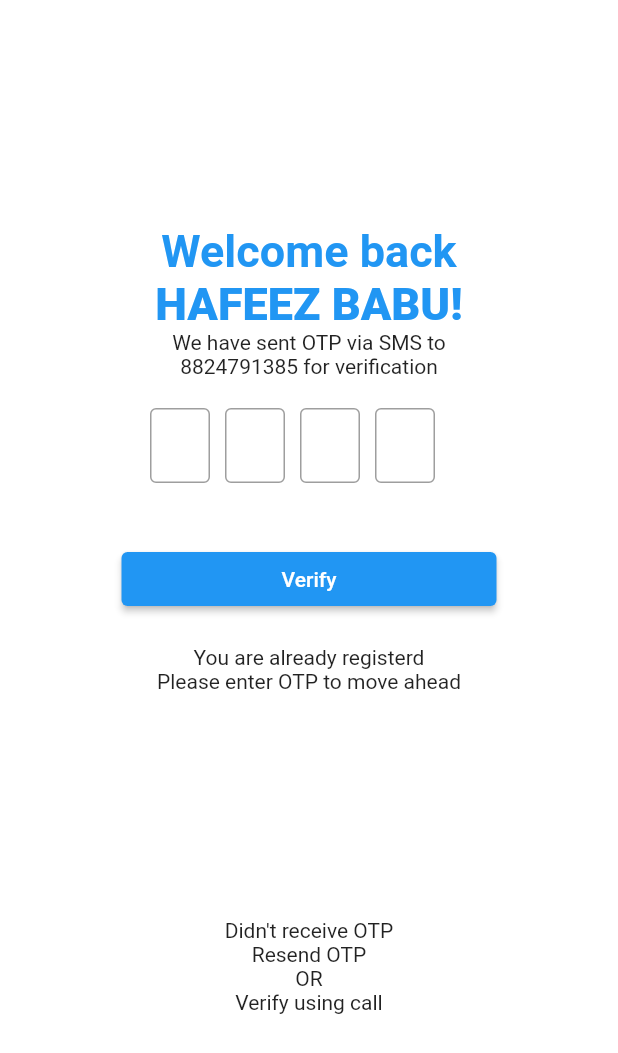
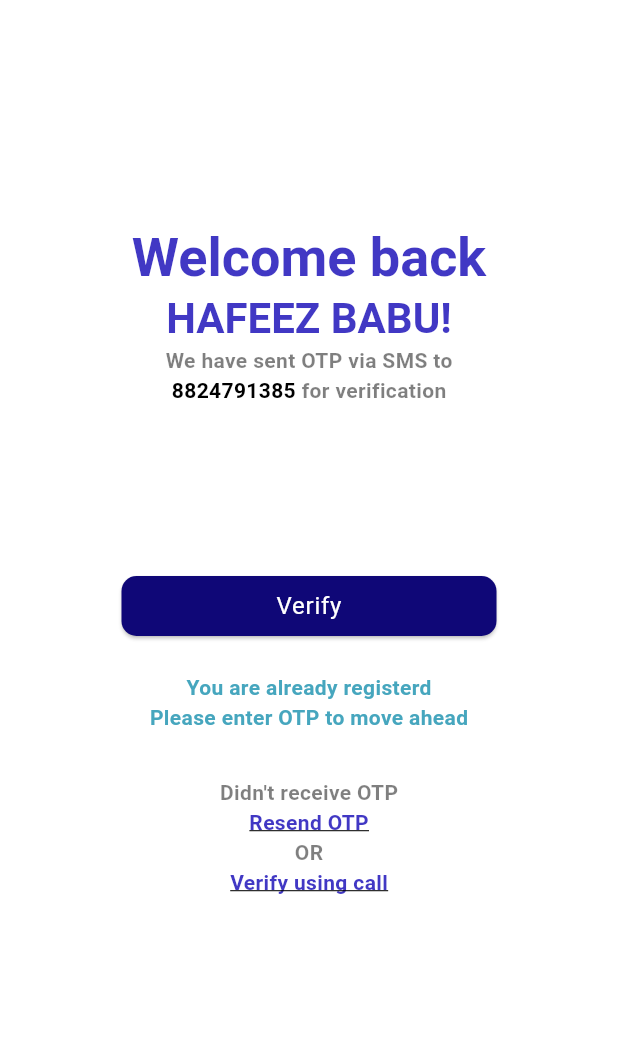
Before and after one commit to sarkarstanmoy/LabourBank, a Flutter app: the screen it shows after launch, after a tap on "Submit Phone Number", on a phone screen of 412 x 824 dp. Shown: the top 1053 px of the screen. Run offline on Flutter 3.47's test engine with Material 2 defaults, Android fonts, the phone set to English and light mode, and no system bars; our stand-ins replace google_fonts; generated files the repository leaves out were written again.

Commit message:
added theme

```diff
--- a/frontend/labour_bank/lib/src/app.dart
+++ b/frontend/labour_bank/lib/src/app.dart
@@ -4,6 +4,8 @@ import 'package:flutter_localizations/flutter_localizations.dart';
 import 'package:labour_bank/src/home_screen/home_screen_view.dart';
 import 'package:labour_bank/src/login/login_view.dart';
 import 'package:labour_bank/src/login/otp_view.dart';
+import 'package:labour_bank/src/theme/dark_theme.dart';
+import 'package:labour_bank/src/theme/light_theme.dart';
 
 import 'settings/settings_controller.dart';
 import 'settings/settings_view.dart';
@@ -57,8 +59,8 @@ class MyApp extends StatelessWidget {
           // Define a light and dark color theme. Then, read the user's
           // preferred ThemeMode (light, dark, or system default) from the
           // SettingsController to display the correct theme.
-          theme: ThemeData(primaryColor: Colors.purple.shade600),
-          darkTheme: ThemeData.dark(),
+          theme: customlighttheme(),
+          darkTheme: customdarktheme(),
 
           themeMode: settingsController.themeMode,
 
--- /dev/null
+++ b/frontend/labour_bank/lib/src/helpers/custom_dark_colors.dart
@@ -0,0 +1,11 @@
+import 'package:flutter/material.dart';
+
+class CustomDarkColors {
+  CustomDarkColors._();
+  static const Color backgroundColor = Color.fromRGBO(18, 18, 18, 0);
+  static Color primaryColor =
+      const Color.fromARGB(218, 234, 84, 85); //Colors.purple.shade300;
+  static Color secondaryColor = Colors.white;
+  static Color textColor1 = const Color.fromARGB(100, 224, 224, 224);
+  static Color textColor2 = const Color.fromARGB(255, 255, 255, 255);
+}
--- /dev/null
+++ b/frontend/labour_bank/lib/src/helpers/custom_light_colors.dart
@@ -0,0 +1,9 @@
+import 'package:flutter/material.dart';
+
+class CustomLightColors {
+  CustomLightColors._();
+  static const Color backgroundColor = Color.fromRGBO(18, 18, 18, 0);
+  static Color primaryColor = const Color.fromARGB(255, 15, 7, 119);
+  static Color primaryColorVariant = Colors.white;
+  static Color secondaryColor = const Color.fromARGB(255, 65, 56, 196);
+}
--- a/frontend/labour_bank/lib/src/login/login_view.dart
+++ b/frontend/labour_bank/lib/src/login/login_view.dart
@@ -15,15 +15,13 @@ class Login extends StatelessWidget {
         child: SingleChildScrollView(
           child: Column(children: [
             Image.asset('assets/images/logo.jpeg'),
-            const Align(
+            Align(
               alignment: AlignmentDirectional.centerStart,
               child: Padding(
-                padding: EdgeInsets.fromLTRB(60, 0, 0, 0),
+                padding: const EdgeInsets.fromLTRB(60, 0, 0, 0),
                 child: Text(
                   "Phone Number",
-                  style: TextStyle(
-                      color: Color.fromARGB(255, 65, 56, 196),
-                      fontWeight: FontWeight.bold),
+                  style: Theme.of(context).textTheme.bodyText2,
                 ),
               ),
             ),
@@ -41,30 +39,25 @@ class Login extends StatelessWidget {
                           OtpView.routeName,
                         )
                       },
-                  style: ElevatedButton.styleFrom(
-                    primary: const Color.fromARGB(255, 15, 7, 119),
-                  ),
-                  child: const Text(
+                  child: Text(
                     "Submit Phone Number",
-                    style: TextStyle(color: Colors.white),
+                    style: Theme.of(context).textTheme.bodyText1,
                   )),
             ),
-            const Align(
+            Align(
               alignment: AlignmentDirectional.center,
               child: Padding(
-                padding: EdgeInsets.fromLTRB(0, 60, 0, 0),
+                padding: const EdgeInsets.fromLTRB(0, 20, 0, 0),
                 child: Text(
                   "Have a referral code?",
-                  style: TextStyle(
-                      color: Color.fromARGB(255, 65, 56, 196),
-                      fontWeight: FontWeight.bold),
+                  style: Theme.of(context).textTheme.bodyText2,
                 ),
               ),
             ),
             const Align(
               alignment: AlignmentDirectional.center,
               child: Padding(
-                padding: EdgeInsets.fromLTRB(0, 30, 0, 0),
+                padding: EdgeInsets.fromLTRB(0, 20, 0, 0),
                 child: Text(
                   "Looking to hire staff? Click here",
                   style: TextStyle(
--- a/frontend/labour_bank/lib/src/login/otp_view.dart
+++ b/frontend/labour_bank/lib/src/login/otp_view.dart
@@ -9,26 +9,37 @@ class OtpView extends StatelessWidget {
     final mediaQuery = MediaQuery.of(context);
     return Scaffold(
         body: SafeArea(
-      child: Container(
+      child: SizedBox(
         width: mediaQuery.size.width,
         height: mediaQuery.size.height,
-        color: Colors.white,
         child: Padding(
           padding: const EdgeInsets.fromLTRB(0, 150, 0, 0),
           child: Column(
             children: [
-              const Text("Welcome back",
-                  style: TextStyle(
-                      color: Colors.blue,
-                      fontWeight: FontWeight.bold,
-                      fontSize: 30)),
+              Text("Welcome back",
+                  style: Theme.of(context).textTheme.headline3),
               Text("Hafeez Babu!".toUpperCase(),
-                  style: const TextStyle(
-                      color: Colors.blue,
-                      fontWeight: FontWeight.w900,
-                      fontSize: 30)),
-              const Text("We have sent OTP via SMS to"),
-              const Text("8824791385 for verification"),
+                  style: Theme.of(context).textTheme.headline4),
+              Text("We have sent OTP via SMS to",
+                  style: Theme.of(context)
+                      .textTheme
+                      .bodyMedium
+                      ?.copyWith(color: Colors.black.withOpacity(0.5))),
+              RichText(
+                  text: TextSpan(
+                      text: "8824791385 ",
+                      style: Theme.of(context)
+                          .textTheme
+                          .bodyMedium
+                          ?.copyWith(color: Colors.black),
+                      children: [
+                    TextSpan(
+                        text: "for verification",
+                        style: Theme.of(context)
+                            .textTheme
+                            .bodyMedium
+                            ?.copyWith(color: Colors.black.withOpacity(0.5)))
+                  ])),
               Row(
                 crossAxisAlignment: CrossAxisAlignment.center,
                 children: const [
@@ -97,20 +108,44 @@ class OtpView extends StatelessWidget {
                               HomeScreenView.routeName,
                             )
                           },
-                      child: const Text(
+                      child: Text(
                         "Verify",
-                        style: TextStyle(color: Colors.white),
+                        style: Theme.of(context).textTheme.bodyText1,
                       )),
                 ),
               ),
-              const Text("You are already registerd"),
-              const Text("Please enter OTP to move ahead"),
-              const Padding(
-                  padding: EdgeInsets.fromLTRB(0, 150, 0, 0),
-                  child: Text("Didn't receive OTP")),
-              const Text("Resend OTP"),
-              const Text("OR"),
-              const Text("Verify using call"),
+              const Text(
+                "You are already registerd",
+                style: TextStyle(
+                    color: Color.fromARGB(255, 70, 166, 190),
+                    fontWeight: FontWeight.bold),
+              ),
+              const Text(
+                "Please enter OTP to move ahead",
+                style: TextStyle(
+                    color: Color.fromARGB(255, 70, 166, 190),
+                    fontWeight: FontWeight.bold),
+              ),
+              Padding(
+                  padding: const EdgeInsets.fromLTRB(0, 30, 0, 0),
+                  child: Text("Didn't receive OTP",
+                      style: Theme.of(context)
+                          .textTheme
+                          .bodyMedium
+                          ?.copyWith(color: Colors.black.withOpacity(0.5)))),
+              const Text(
+                "Resend OTP",
+                style: TextStyle(decoration: TextDecoration.underline),
+              ),
+              Text("OR",
+                  style: Theme.of(context)
+                      .textTheme
+                      .bodyMedium
+                      ?.copyWith(color: Colors.black.withOpacity(0.5))),
+              const Text(
+                "Verify using call",
+                style: TextStyle(decoration: TextDecoration.underline),
+              ),
             ],
           ),
         ),
--- /dev/null
+++ b/frontend/labour_bank/lib/src/theme/dark_theme.dart
@@ -0,0 +1,43 @@
+import 'package:flutter/material.dart';
+import 'package:google_fonts/google_fonts.dart';
+
+import '../helpers/custom_dark_colors.dart';
+
+ThemeData customdarktheme() {
+  return ThemeData.dark().copyWith(
+      hintColor: const Color.fromARGB(100, 224, 224, 224),
+      useMaterial3: true,
+      iconTheme: IconThemeData(color: CustomDarkColors.secondaryColor),
+      cardTheme: CardTheme(color: CustomDarkColors.secondaryColor),
+      primaryColor: CustomDarkColors.primaryColor,
+      backgroundColor: const Color.fromARGB(100, 224, 224, 224),
+      dividerTheme: DividerThemeData(
+          color: CustomDarkColors.secondaryColor, thickness: 1, space: 30),
+      elevatedButtonTheme: ElevatedButtonThemeData(
+          style: ElevatedButton.styleFrom(
+              primary: CustomDarkColors.primaryColor,
+              onPrimary: CustomDarkColors.secondaryColor,
+              shape: RoundedRectangleBorder(
+                  borderRadius: BorderRadius.circular(10)),
+              textStyle:
+                  const TextStyle(fontSize: 18, fontWeight: FontWeight.bold))),
+      // appBarTheme: AppBarTheme(backgroundColor: CustomDarkColors.primaryColor),
+      textTheme: GoogleFonts.robotoTextTheme().copyWith(
+        headline4: TextStyle(color: CustomDarkColors.secondaryColor),
+        headline5: TextStyle(color: CustomDarkColors.primaryColor),
+        headline6: const TextStyle(fontWeight: FontWeight.bold),
+        subtitle1: TextStyle(
+            color: CustomDarkColors.primaryColor, fontWeight: FontWeight.bold),
+        subtitle2: TextStyle(color: CustomDarkColors.secondaryColor),
+        bodyText2: TextStyle(color: CustomDarkColors.textColor2),
+        bodyText1: TextStyle(color: CustomDarkColors.textColor1),
+        caption: TextStyle(
+            foreground: Paint()..color = CustomDarkColors.secondaryColor),
+      ),
+      floatingActionButtonTheme: FloatingActionButtonThemeData(
+          elevation: 1,
+          foregroundColor: CustomDarkColors.secondaryColor,
+          backgroundColor: CustomDarkColors.primaryColor),
+      colorScheme:
+          ColorScheme.fromSwatch().copyWith(secondary: Colors.deepOrange));
+}
--- /dev/null
+++ b/frontend/labour_bank/lib/src/theme/light_theme.dart
@@ -0,0 +1,65 @@
+import 'package:flutter/material.dart';
+import 'package:google_fonts/google_fonts.dart';
+
+import '../helpers/custom_light_colors.dart';
+
+ThemeData customlighttheme() {
+  return ThemeData(
+      useMaterial3: true,
+      fontFamily: "Roboto",
+      primaryColor: CustomLightColors.primaryColor,
+      scaffoldBackgroundColor: Colors.white,
+      buttonTheme: ButtonThemeData(buttonColor: CustomLightColors.primaryColor),
+      backgroundColor: CustomLightColors.secondaryColor,
+      iconTheme: IconThemeData(color: CustomLightColors.secondaryColor),
+      cardTheme: CardTheme(color: CustomLightColors.secondaryColor),
+      dividerTheme: DividerThemeData(
+          color: CustomLightColors.secondaryColor, thickness: 1, space: 30),
+      elevatedButtonTheme: ElevatedButtonThemeData(
+          style: ElevatedButton.styleFrom(
+              backgroundColor: CustomLightColors.primaryColor,
+              foregroundColor: CustomLightColors.secondaryColor,
+              shape: RoundedRectangleBorder(
+                  borderRadius: BorderRadius.circular(10)),
+              textStyle: const TextStyle(
+                  fontSize: 16, fontWeight: FontWeight.normal))),
+      appBarTheme:
+          AppBarTheme(backgroundColor: CustomLightColors.primaryColorVariant),
+      textTheme: GoogleFonts.robotoTextTheme().copyWith(
+          headline6: TextStyle(
+            color: CustomLightColors.secondaryColor,
+          ),
+          headline5: TextStyle(
+              color: CustomLightColors.secondaryColor,
+              fontWeight: FontWeight.bold),
+          headline4: TextStyle(
+              color: CustomLightColors.secondaryColor,
+              fontWeight: FontWeight.bold),
+          headline3: TextStyle(
+              color: CustomLightColors.secondaryColor,
+              fontWeight: FontWeight.bold),
+          subtitle1: TextStyle(
+              color: CustomLightColors.secondaryColor,
+              fontWeight: FontWeight.bold),
+          subtitle2: TextStyle(color: CustomLightColors.secondaryColor),
+          bodyText2: TextStyle(
+              color: CustomLightColors.secondaryColor,
+              fontWeight: FontWeight.bold),
+          bodyText1: TextStyle(color: CustomLightColors.primaryColorVariant),
+          caption: TextStyle(
+              foreground: Paint()..color = CustomLightColors.secondaryColor),
+          overline: TextStyle(
+              foreground: Paint()..color = CustomLightColors.secondaryColor)),
+      floatingActionButtonTheme: FloatingActionButtonThemeData(
+          elevation: 10,
+          foregroundColor: Colors.white,
+          backgroundColor: CustomLightColors.primaryColor),
+      bottomNavigationBarTheme: BottomNavigationBarThemeData(
+          selectedItemColor: CustomLightColors.primaryColor,
+          selectedIconTheme:
+              IconThemeData(color: CustomLightColors.primaryColor, size: 30),
+          unselectedIconTheme:
+              IconThemeData(color: CustomLightColors.secondaryColor, size: 30)),
+      colorScheme:
+          ColorScheme.fromSwatch().copyWith(secondary: Colors.deepOrange));
+}
--- a/frontend/labour_bank/pubspec.yaml
+++ b/frontend/labour_bank/pubspec.yaml
@@ -14,6 +14,7 @@ dependencies:
     sdk: flutter
   flutter_localizations:
     sdk: flutter
+  google_fonts: ^3.0.1
 
 dev_dependencies:
   flutter_test:
```
Also changed, not shown: frontend/labour_bank/pubspec.lock.
